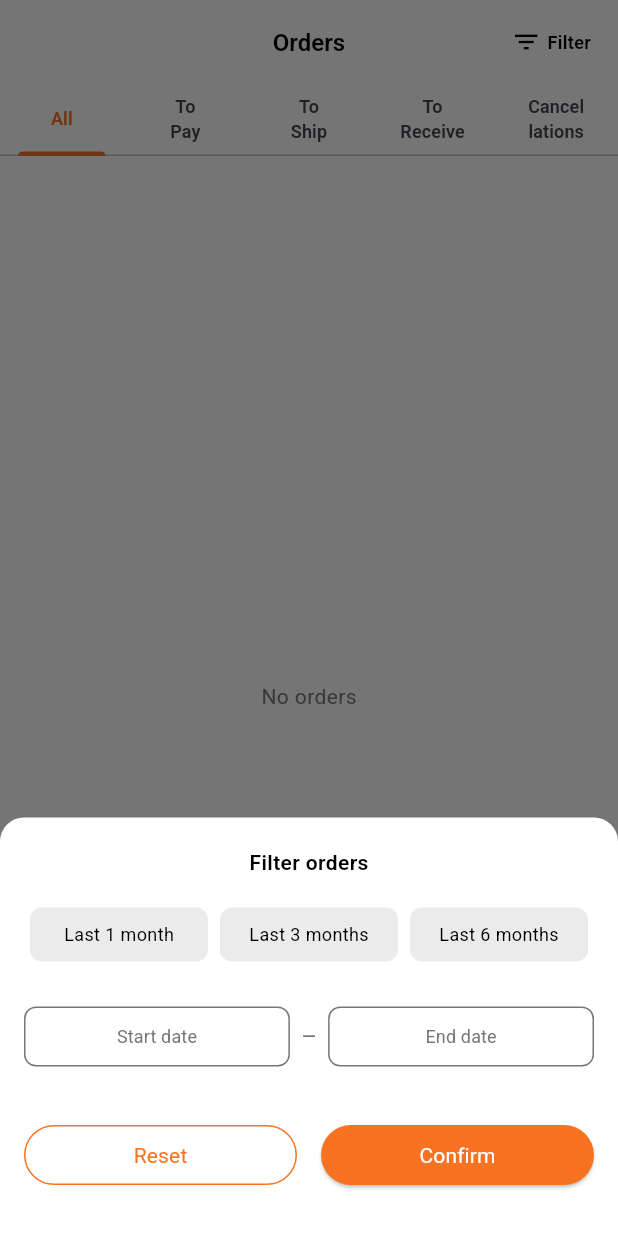
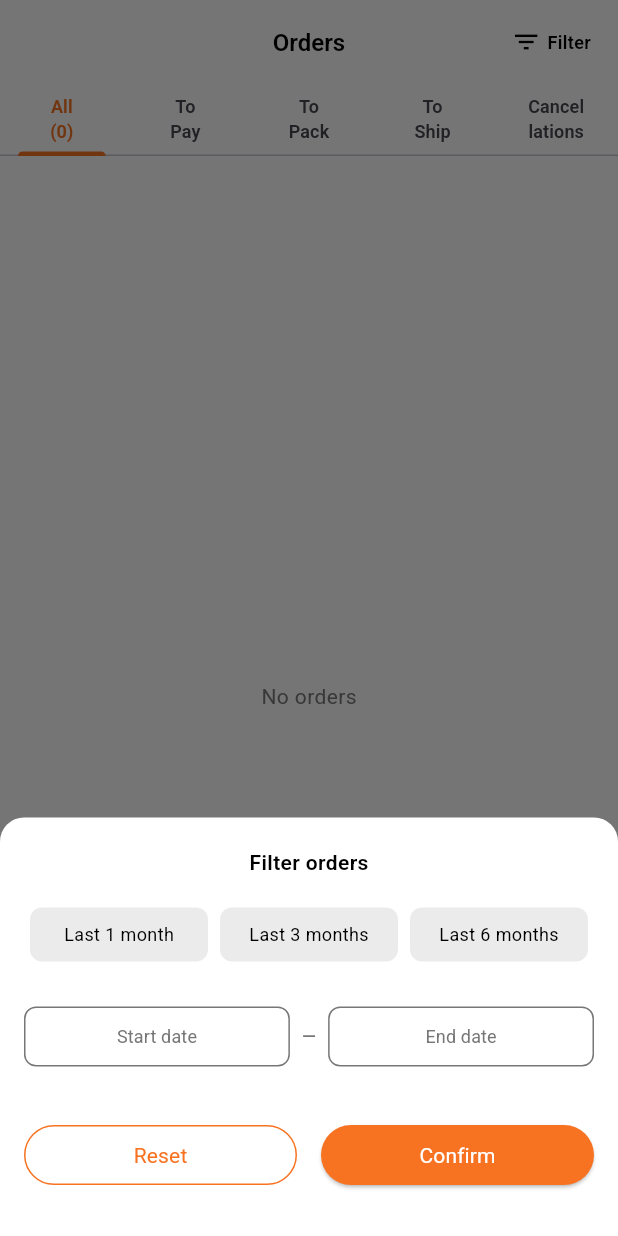
Before and after one commit to susan040/easy_world_vendor, a Flutter app: the OrderScreen screen opened directly, after a tap on "Filter", on a phone screen of 412 x 824 dp. Run offline on Flutter 3.47's test engine with Material 3 defaults, Android fonts, the phone set to English and light mode, and no system bars; our stand-ins replace cached_network_image, connectivity_plus, dotted_border, file_picker, firebase_core, firebase_messaging and 12 more; missing offline and left inert: flutter_pdfview, simple_fontellico_progress_dialog; accounts and stored records are empty; network calls fail; project files that could hold a hidden picture were left out.

Commit message:
update order screen

```diff
--- a/lib/controller/dashboard/order_screen_controller.dart
+++ b/lib/controller/dashboard/order_screen_controller.dart
@@ -50,6 +50,28 @@ class OrderScreenController extends GetxController {
       },
     );
   }
+
+  int get toPayCount =>
+      allOrderLists
+          .where((order) => (order.status ?? "").toLowerCase() == "pending")
+          .length;
+
+  int get toShipCount =>
+      allOrderLists.where((order) {
+        final status = (order.status ?? "").toLowerCase();
+        return status == "shipped" || status == "packed";
+      }).length;
+
+  int get toPackCount =>
+      allOrderLists.where((order) {
+        final status = (order.status ?? "").toLowerCase();
+        return status == "seller to pack";
+      }).length;
+
+  int get cancelledCount =>
+      allOrderLists
+          .where((order) => (order.status ?? "").toLowerCase() == "cancelled")
+          .length;
 
   final loading = SimpleFontelicoProgressDialog(
     context: Get.context!,
--- a/lib/views/dashboard/order_screen.dart
+++ b/lib/views/dashboard/order_screen.dart
@@ -78,27 +78,172 @@ class OrderScreen extends StatelessWidget {
             labelStyle: CustomTextStyles.f12W600(),
             tabs: [
               Tab(
-                child: Center(child: Text("All", textAlign: TextAlign.center)),
-              ),
-              Tab(
                 child: Center(
-                  child: Text("To\nPay", textAlign: TextAlign.center),
+                  child: Text(
+                    "All\n(${c.allOrderLists.length})",
+                    textAlign: TextAlign.center,
+                  ),
                 ),
               ),
               Tab(
-                child: Center(
-                  child: Text("To\nShip", textAlign: TextAlign.center),
-                ),
+                child: Obx(() {
+                  final count = c.toPayCount;
+                  return Stack(
+                    alignment: Alignment.center,
+                    children: [
+                      Center(
+                        child: Text("To\nPay", textAlign: TextAlign.center),
+                      ),
+                      if (count > 0)
+                        Positioned(
+                          right: 0,
+                          top: 0,
+                          child: Container(
+                            decoration: BoxDecoration(
+                              color: Colors.red,
+                              borderRadius: BorderRadius.circular(10),
+                            ),
+                            constraints: const BoxConstraints(
+                              minWidth: 16,
+                              minHeight: 16,
+                            ),
+                            child: Center(
+                              child: Text(
+                                "$count",
+                                style: const TextStyle(
+                                  color: Colors.white,
+                                  fontSize: 10,
+                                  fontWeight: FontWeight.bold,
+                                ),
+                                textAlign: TextAlign.center,
+                              ),
+                            ),
+                          ),
+                        ),
+                    ],
+                  );
+                }),
               ),
               Tab(
-                child: Center(
-                  child: Text("To\nReceive", textAlign: TextAlign.center),
-                ),
+                child: Obx(() {
+                  final count = c.toPackCount;
+                  return Stack(
+                    alignment: Alignment.center,
+                    children: [
+                      Center(
+                        child: Text("To\nPack", textAlign: TextAlign.center),
+                      ),
+                      if (count > 0)
+                        Positioned(
+                          right: 0,
+                          top: 0,
+                          child: Container(
+                            decoration: BoxDecoration(
+                              color: Colors.red,
+                              borderRadius: BorderRadius.circular(10),
+                            ),
+                            constraints: const BoxConstraints(
+                              minWidth: 16,
+                              minHeight: 16,
+                            ),
+                            child: Center(
+                              child: Text(
+                                "$count",
+                                style: const TextStyle(
+                                  color: Colors.white,
+                                  fontSize: 10,
+                                  fontWeight: FontWeight.bold,
+                                ),
+                                textAlign: TextAlign.center,
+                              ),
+                            ),
+                          ),
+                        ),
+                    ],
+                  );
+                }),
+              ),
+
+              Tab(
+                child: Obx(() {
+                  final count = c.toShipCount;
+                  return Stack(
+                    alignment: Alignment.center,
+                    children: [
+                      Center(
+                        child: Text("To\nShip", textAlign: TextAlign.center),
+                      ),
+                      if (count > 0)
+                        Positioned(
+                          right: 0,
+                          top: 0,
+                          child: Container(
+                            decoration: BoxDecoration(
+                              color: Colors.red,
+                              borderRadius: BorderRadius.circular(10),
+                            ),
+                            constraints: const BoxConstraints(
+                              minWidth: 16,
+                              minHeight: 16,
+                            ),
+                            child: Center(
+                              child: Text(
+                                "$count",
+                                style: const TextStyle(
+                                  color: Colors.white,
+                                  fontSize: 10,
+                                  fontWeight: FontWeight.bold,
+                                ),
+                                textAlign: TextAlign.center,
+                              ),
+                            ),
+                          ),
+                        ),
+                    ],
+                  );
+                }),
               ),
               Tab(
-                child: Center(
-                  child: Text("Cancel\nlations", textAlign: TextAlign.center),
-                ),
+                child: Obx(() {
+                  final count = c.cancelledCount;
+                  return Stack(
+                    alignment: Alignment.center,
+                    children: [
+                      Center(
+                        child: Text(
+                          "Cancel\nlations",
+                          textAlign: TextAlign.center,
+                        ),
+                      ),
+                      if (count > 0)
+                        Positioned(
+                          right: 0,
+                          top: 0,
+                          child: Container(
+                            decoration: BoxDecoration(
+                              color: Colors.red,
+                              borderRadius: BorderRadius.circular(10),
+                            ),
+                            constraints: const BoxConstraints(
+                              minWidth: 16,
+                              minHeight: 16,
+                            ),
+                            child: Center(
+                              child: Text(
+                                "$count",
+                                style: const TextStyle(
+                                  color: Colors.white,
+                                  fontSize: 10,
+                                  fontWeight: FontWeight.bold,
+                                ),
+                                textAlign: TextAlign.center,
+                              ),
+                            ),
+                          ),
+                        ),
+                    ],
+                  );
+                }),
               ),
             ],
           ),
@@ -214,7 +359,7 @@ class OrderScreen extends StatelessWidget {
                 final filteredOrders =
                     c.allOrderLists.where((order) {
                       final status = (order.status ?? "").toLowerCase();
-                      return status == "seller to pack" || status == "packed";
+                      return status == "seller to pack";
                     }).toList();
 
                 if (filteredOrders.isEmpty) {
@@ -222,7 +367,7 @@ class OrderScreen extends StatelessWidget {
                     height: 100,
                     child: Center(
                       child: Text(
-                        "No shipping orders",
+                        "No orders to pack",
                         style: CustomTextStyles.f14W400(
                           color: AppColors.textGreyColor,
                         ),
@@ -250,7 +395,7 @@ class OrderScreen extends StatelessWidget {
                 final filteredOrders =
                     c.allOrderLists.where((order) {
                       final status = (order.status ?? "").toLowerCase();
-                      return status == "in transit" || status == "to receive";
+                      return status == "shipped" || status == "packed";
                     }).toList();
 
                 if (filteredOrders.isEmpty) {
```
Also changed, not shown: lib/widgets/product_desc_widget.dart (+48 -52 lines), lib/widgets/product_price_calculation_widget.dart (+4 -4 lines).
